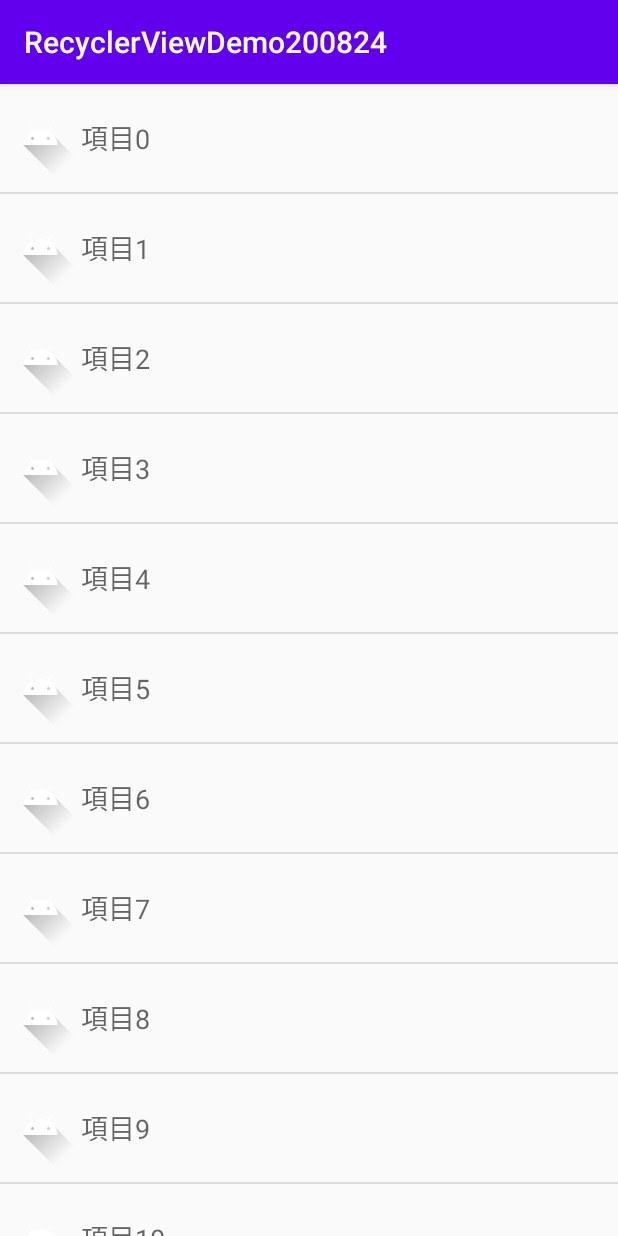
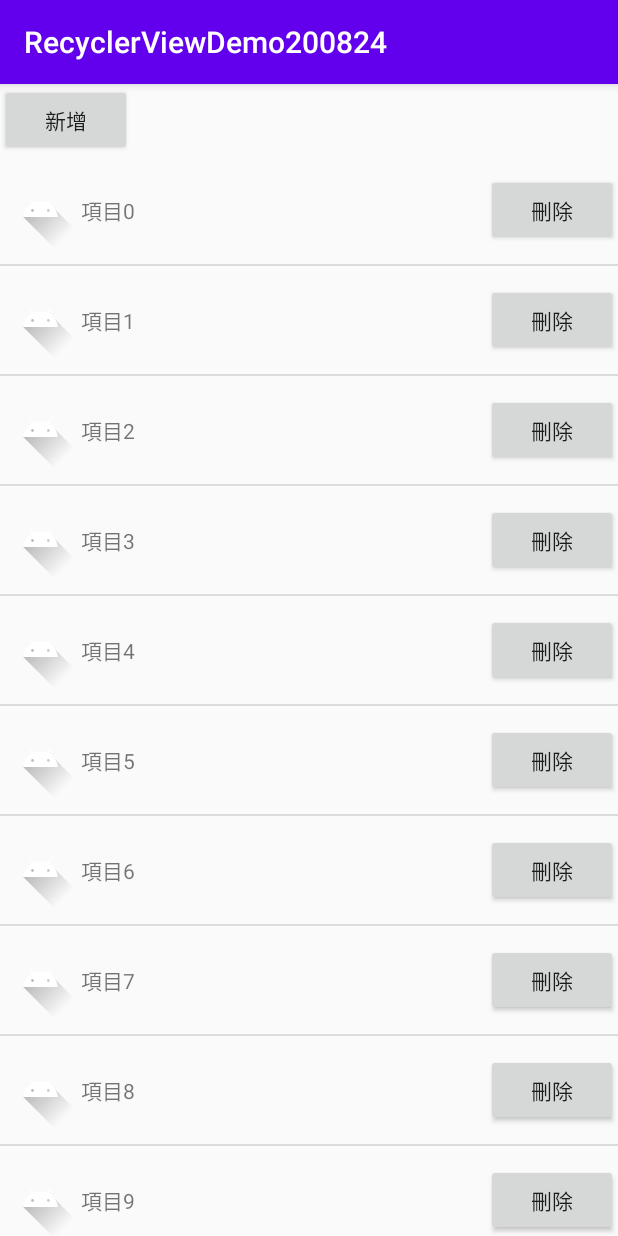
Before and after one commit to WebberLu/RecyclerViewDemo200824, an Android app: the screen it shows after launch (MainActivity), on a phone screen of 412 x 824 dp. Run offline under Robolectric (Android 15) with nearby library versions, the phone set to English and light mode, and no system bars.

Commit message:
使用RecyclerView（2） https://ithelp.ithome.com.tw/articles/10187949 https://cloud.tencent.com/developer/article/1620018

```diff
--- a/app/src/main/java/com/wl/recyclerviewdemo200824/MainActivity.kt
+++ b/app/src/main/java/com/wl/recyclerviewdemo200824/MainActivity.kt
@@ -16,6 +16,7 @@ class MainActivity : AppCompatActivity() {
     lateinit var mAdapter: ArrayAdapter<String>
     var mData: ArrayList<String> = ArrayList()
     var mRecyclerViewData: ArrayList<DataModel> = ArrayList()
+    var viewAdapter: RecyclerViewAdapter = RecyclerViewAdapter(this, mRecyclerViewData)
 
     override fun onCreate(savedInstanceState: Bundle?) {
         super.onCreate(savedInstanceState)
@@ -39,9 +40,12 @@ class MainActivity : AppCompatActivity() {
         }
 
         recycler_view.apply {
+
             layoutManager = LinearLayoutManager(context)
-            adapter = RecyclerViewAdapter(context, mRecyclerViewData)
+            adapter = viewAdapter
             addItemDecoration(DividerItemDecoration(context, DividerItemDecoration.VERTICAL))
         }
+
+        btnAdd.setOnClickListener { _-> viewAdapter.addItem(DataModel("new item", R.drawable.ic_launcher_background))}
     }
 }
--- a/app/src/main/java/com/wl/recyclerviewdemo200824/adapter/RecyclerViewAdapter.kt
+++ b/app/src/main/java/com/wl/recyclerviewdemo200824/adapter/RecyclerViewAdapter.kt
@@ -4,8 +4,10 @@ import android.content.Context
 import android.view.LayoutInflater
 import android.view.View
 import android.view.ViewGroup
+import android.widget.Button
 import android.widget.ImageView
 import android.widget.TextView
+import android.widget.Toast
 import androidx.recyclerview.widget.RecyclerView
 import com.wl.recyclerviewdemo200824.R
 
@@ -13,7 +15,7 @@ import com.wl.recyclerviewdemo200824.R
 /**
  * Created by KY5680 on 24,08,2020
  */
-class RecyclerViewAdapter : RecyclerView.Adapter<RecyclerViewAdapter.ViewHolder> {
+class RecyclerViewAdapter : RecyclerView.Adapter<RecyclerViewAdapter.MyViewHolder> {
 
     private var mContext: Context
     private var mData: ArrayList<DataModel>
@@ -23,39 +25,58 @@ class RecyclerViewAdapter : RecyclerView.Adapter<RecyclerViewAdapter.ViewHolder>
         mData = data
     }
 
-    override fun onCreateViewHolder(parent: ViewGroup, viewType: Int): ViewHolder {
+    override fun onCreateViewHolder(parent: ViewGroup, viewType: Int): MyViewHolder {
         var cell = LayoutInflater.from(mContext).inflate(R.layout.list_item, parent, false)
-        val viewHolder = ViewHolder(cell)
+        val viewHolder = MyViewHolder(cell)
         viewHolder.icon = cell.findViewById(R.id.icon)
         viewHolder.txtItem = cell.findViewById(R.id.txtItem)
+        viewHolder.btnRemove = cell.findViewById(R.id.btnRemove)
+
+        viewHolder.txtItem.setOnClickListener { _ ->
+            val position = viewHolder.adapterPosition
+            Toast.makeText(mContext, "您選了 : " + mData[position].txtItem, Toast.LENGTH_SHORT).show()
+        }
+
+        viewHolder.btnRemove.setOnClickListener { _ ->
+            val position = viewHolder.adapterPosition
+            removeItem(position)
+        }
+
         return viewHolder
     }
 
-    override fun onBindViewHolder(holder: ViewHolder, position: Int) {
+    override fun onBindViewHolder(holderMy: MyViewHolder, position: Int) {
         var data = mData[position]
 
-        holder.txtItem.text = data.txtItem
-        holder.icon.setImageResource(data.iconResourceId)
-
-
+        holderMy.txtItem.text = data.txtItem
+        holderMy.icon.setImageResource(data.iconResourceId)
     }
 
     override fun getItemCount(): Int {
         return mData.size
     }
 
-    class ViewHolder : RecyclerView.ViewHolder {
-        lateinit var icon : ImageView
+    class MyViewHolder(itemView: View) : RecyclerView.ViewHolder(itemView) {
+        lateinit var icon: ImageView
         lateinit var txtItem: TextView
-        constructor(itemView: View) : super(itemView)
+        lateinit var btnRemove: Button
 
     }
 
+    fun addItem(data: DataModel){
+        mData.add(1,data)
+        notifyItemInserted(1)
+    }
+
+    private fun removeItem(position: Int){
+        mData.removeAt(position)
+        notifyItemRemoved(position)
+    }
 }
 
 class DataModel {
-    var txtItem:String
-    var iconResourceId:Int
+    var txtItem: String
+    var iconResourceId: Int
 
     constructor(text: String, iconResourceId: Int) {
         this.txtItem = text
--- a/app/src/main/res/layout/activity_main.xml
+++ b/app/src/main/res/layout/activity_main.xml
@@ -6,16 +6,23 @@
     android:layout_height="match_parent"
     tools:context=".MainActivity">
 
+    <Button
+        android:id="@+id/btnAdd"
+        android:layout_width="wrap_content"
+        android:layout_height="wrap_content"
+        android:text="新增" />
+
     <ListView
         android:id="@+id/listview"
         android:layout_width="match_parent"
-        android:layout_height="wrap_content"/>
+        android:layout_height="wrap_content"
+        app:layout_constraintBottom_toBottomOf="@+id/btnAdd" />
 
     <androidx.recyclerview.widget.RecyclerView
         android:id="@+id/recycler_view"
         android:layout_width="match_parent"
-        android:layout_height="wrap_content"/>
-
+        android:layout_height="wrap_content"
+        app:layout_constraintTop_toBottomOf="@+id/btnAdd" />
 
 
 </androidx.constraintlayout.widget.ConstraintLayout>
--- a/app/src/main/res/layout/list_item.xml
+++ b/app/src/main/res/layout/list_item.xml
@@ -2,6 +2,7 @@
 <LinearLayout xmlns:android="http://schemas.android.com/apk/res/android"
     android:layout_width="match_parent"
     android:layout_height="72dp"
+    android:background="?android:attr/selectableItemBackground"
     android:gravity="center_vertical"
     android:orientation="horizontal">
 
@@ -12,8 +13,14 @@
 
     <TextView
         android:id="@+id/txtItem"
+        android:layout_width="0dp"
+        android:layout_height="wrap_content"
+        android:layout_weight="1" />
+
+    <Button
+        android:id="@+id/btnRemove"
         android:layout_width="wrap_content"
         android:layout_height="wrap_content"
-        android:textAppearance="@style/TextAppearance.AppCompat.Medium"/>
+        android:text="刪除" />
 
 </LinearLayout>
```
